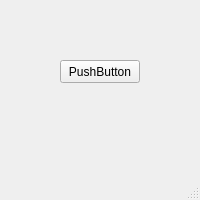
Old version of the form mainwindow.ui in the repository kolodziejpawel98/financial_report_app.
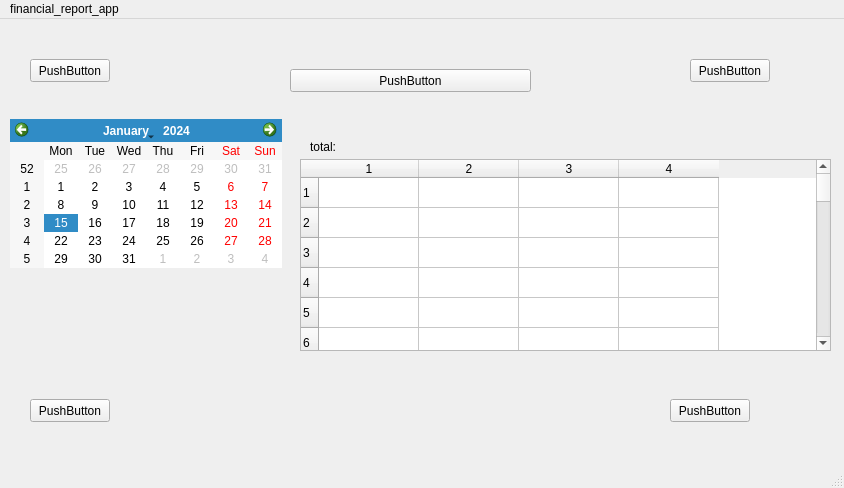
New version of the form.

Commit message: buttons handling, basic calendar

```diff
--- a/mainwindow.ui
+++ b/mainwindow.ui
@@ -6,8 +6,8 @@
    <rect>
     <x>0</x>
     <y>0</y>
-    <width>200</width>
-    <height>200</height>
+    <width>844</width>
+    <height>488</height>
    </rect>
   </property>
   <property name="windowTitle">
@@ -17,8 +17,21 @@
    <widget class="QPushButton" name="colorChangingButton">
     <property name="geometry">
      <rect>
-      <x>60</x>
-      <y>60</y>
+      <x>290</x>
+      <y>50</y>
+      <width>241</width>
+      <height>23</height>
+     </rect>
+    </property>
+    <property name="text">
+     <string>PushButton</string>
+    </property>
+   </widget>
+   <widget class="QPushButton" name="nextDateButton">
+    <property name="geometry">
+     <rect>
+      <x>690</x>
+      <y>40</y>
       <width>80</width>
       <height>23</height>
      </rect>
@@ -27,16 +40,134 @@
      <string>PushButton</string>
     </property>
    </widget>
+   <widget class="QPushButton" name="previousDateButton">
+    <property name="geometry">
+     <rect>
+      <x>30</x>
+      <y>40</y>
+      <width>80</width>
+      <height>23</height>
+     </rect>
+    </property>
+    <property name="text">
+     <string>PushButton</string>
+    </property>
+   </widget>
+   <widget class="QPushButton" name="backToXmlLoadButton">
+    <property name="geometry">
+     <rect>
+      <x>30</x>
+      <y>380</y>
+      <width>80</width>
+      <height>23</height>
+     </rect>
+    </property>
+    <property name="text">
+     <string>PushButton</string>
+    </property>
+   </widget>
+   <widget class="QPushButton" name="exportPdfButton">
+    <property name="geometry">
+     <rect>
+      <x>670</x>
+      <y>380</y>
+      <width>80</width>
+      <height>23</height>
+     </rect>
+    </property>
+    <property name="text">
+     <string>PushButton</string>
+    </property>
+   </widget>
+   <widget class="QLabel" name="totalLabel">
+    <property name="geometry">
+     <rect>
+      <x>310</x>
+      <y>120</y>
+      <width>141</width>
+      <height>16</height>
+     </rect>
+    </property>
+    <property name="text">
+     <string>total:</string>
+    </property>
+   </widget>
+   <widget class="QTableWidget" name="expensesTable">
+    <property name="geometry">
+     <rect>
+      <x>300</x>
+      <y>140</y>
+      <width>531</width>
+      <height>192</height>
+     </rect>
+    </property>
+    <property name="rowCount">
+     <number>30</number>
+    </property>
+    <property name="columnCount">
+     <number>4</number>
+    </property>
+    <row/>
+    <row/>
+    <row/>
+    <row/>
+    <row/>
+    <row/>
+    <row/>
+    <row/>
+    <row/>
+    <row/>
+    <row/>
+    <row/>
+    <row/>
+    <row/>
+    <row/>
+    <row/>
+    <row/>
+    <row/>
+    <row/>
+    <row/>
+    <row/>
+    <row/>
+    <row/>
+    <row/>
+    <row/>
+    <row/>
+    <row/>
+    <row/>
+    <row/>
+    <row/>
+    <column/>
+    <column/>
+    <column/>
+    <column/>
+   </widget>
+   <widget class="QCalendarWidget" name="calendarWidget">
+    <property name="geometry">
+     <rect>
+      <x>10</x>
+      <y>100</y>
+      <width>272</width>
+      <height>149</height>
+     </rect>
+    </property>
+   </widget>
   </widget>
   <widget class="QMenuBar" name="menubar">
    <property name="geometry">
     <rect>
      <x>0</x>
      <y>0</y>
-     <width>200</width>
+     <width>844</width>
      <height>20</height>
     </rect>
    </property>
+   <widget class="QMenu" name="menufinancial_report_app">
+    <property name="title">
+     <string>financial_report_app</string>
+    </property>
+   </widget>
+   <addaction name="menufinancial_report_app"/>
   </widget>
   <widget class="QStatusBar" name="statusbar"/>
  </widget>
```
Left out of the diff: 2 changed lines with no effect on the pictures. The commit also changes 2 other files.
